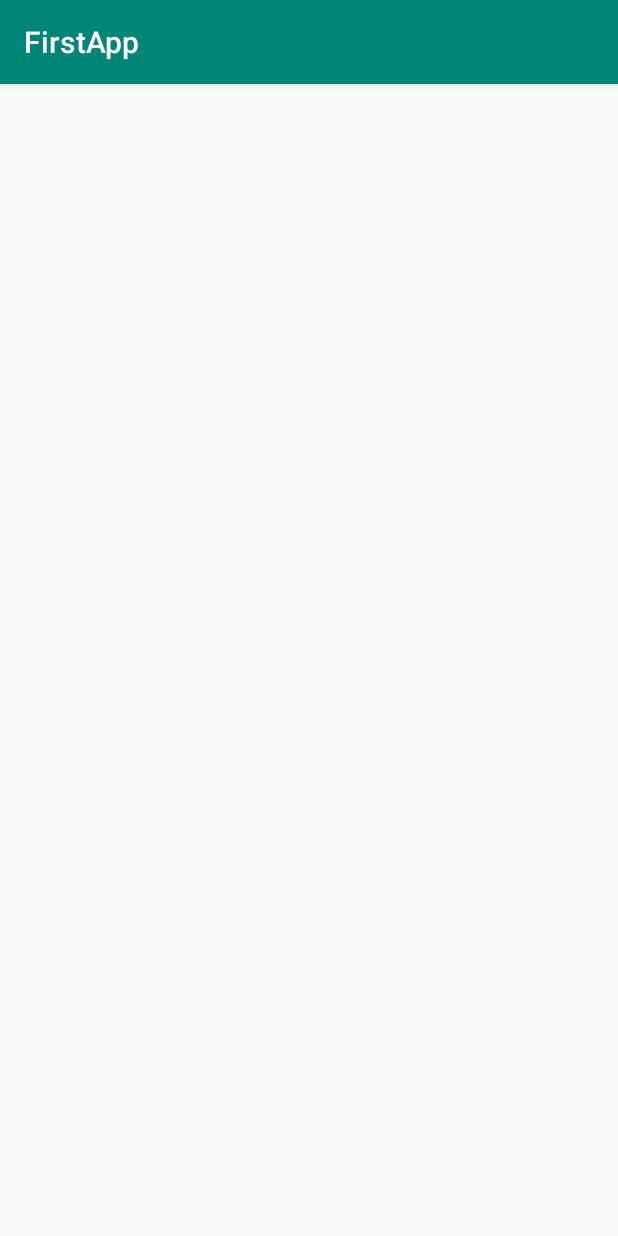
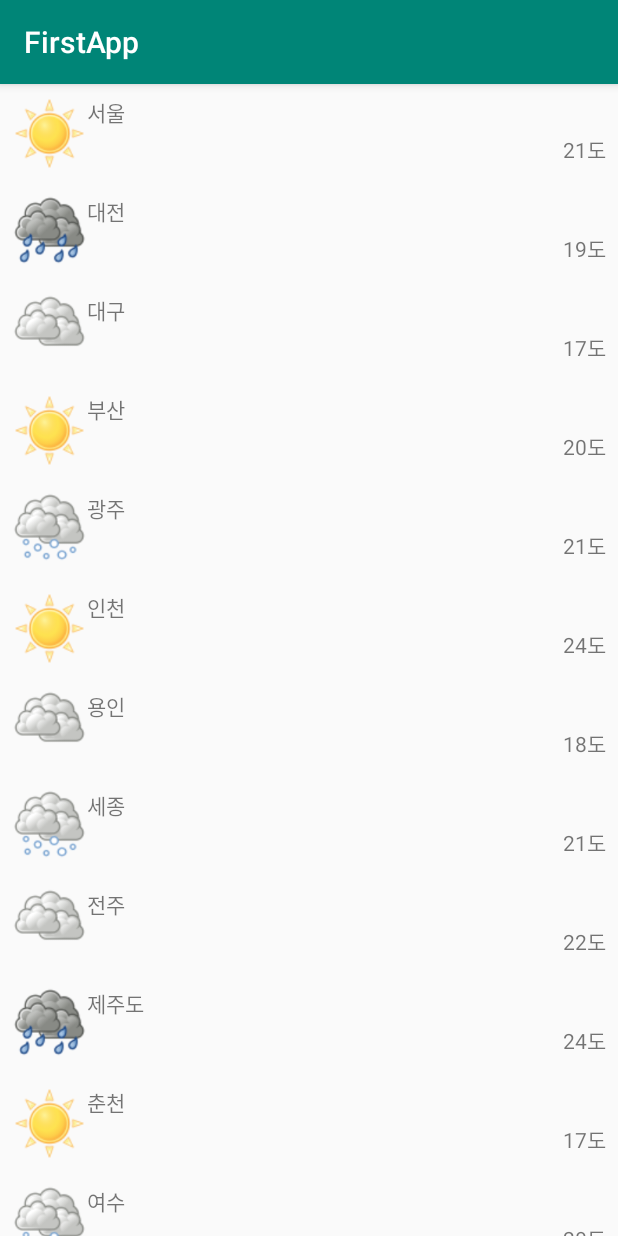
Before and after one commit to whdals0/FirstApp, an Android app: the ListViewActivity screen opened directly, with no data from a screen before it, on a phone screen of 412 x 824 dp. Run offline under Robolectric (Android 15) with nearby library versions, the phone set to English and light mode, and no system bars.

Commit message:
1. 4월 17일 리사이클러뷰 추가(with 주석)

```diff
--- a/app/src/main/java/com/roopre/firstapp/ListViewActivity.java
+++ b/app/src/main/java/com/roopre/firstapp/ListViewActivity.java
@@ -1,14 +1,53 @@
 package com.roopre.firstapp;
 
 import androidx.appcompat.app.AppCompatActivity;
+import androidx.recyclerview.widget.LinearLayoutManager;
+import androidx.recyclerview.widget.RecyclerView;
 
 import android.os.Bundle;
 
+import java.lang.reflect.Array;
+import java.util.ArrayList;
+
 public class ListViewActivity extends AppCompatActivity {
+
+
+    // RecyclerView 선언
+    RecyclerView rv;
+
+    // RecyclerView 용 Adapter 선언
+    WeatherAdapter mAdapter;
 
     @Override
     protected void onCreate(Bundle savedInstanceState) {
         super.onCreate(savedInstanceState);
         setContentView(R.layout.activity_list_view);
+
+        // RecyclerView 초기화
+        rv = findViewById(R.id.rv);
+
+        // 데이터 리스트 삽입
+        ArrayList<Weather> data = new ArrayList<>();
+        data.add(new Weather("서울", "21도", "맑음"));
+        data.add(new Weather("대전", "19도", "비"));
+        data.add(new Weather("대구", "17도", "흐림"));
+        data.add(new Weather("부산", "20도", "맑음"));
+        data.add(new Weather("광주", "21도", "눈"));
+        data.add(new Weather("인천", "24도", "맑음"));
+        data.add(new Weather("용인", "18도", "흐림"));
+        data.add(new Weather("세종", "21도", "눈"));
+        data.add(new Weather("전주", "22도", "흐림"));
+        data.add(new Weather("제주도", "24도", "비"));
+        data.add(new Weather("춘천", "17도", "맑음"));
+        data.add(new Weather("여수", "20도", "눈"));
+
+        // Adapter 초기화
+        WeatherAdapter mAdapter = new WeatherAdapter(data);
+
+        // RecyclerView 의 레이아웃 방향을 잡아주는 LinearLayoutManager 셋팅
+        rv.setLayoutManager(new LinearLayoutManager(this)) ;
+
+        // RecyclerView 에 Adapter 연결
+        rv.setAdapter(mAdapter);
     }
 }
--- /dev/null
+++ b/app/src/main/java/com/roopre/firstapp/Weather.java
@@ -0,0 +1,47 @@
+package com.roopre.firstapp;
+
+public class Weather {
+
+    private String city = "";
+    private String temp = "";
+    private String weather = "";
+
+    public Weather(String city, String temp, String weather) {
+        this.city = city;
+        this.temp = temp;
+        this.weather = weather;
+    }
+
+    public String getCity() {
+        return city;
+    }
+
+    public void setCity(String city) {
+        this.city = city;
+    }
+
+    public String getTemp() {
+        return temp;
+    }
+
+    public void setTemp(String temp) {
+        this.temp = temp;
+    }
+
+    public String getWeather() {
+        return weather;
+    }
+
+    public void setWeather(String weather) {
+        this.weather = weather;
+    }
+
+    @Override
+    public String toString() {
+        return "Weather{" +
+                "city='" + city + '\'' +
+                ", temp='" + temp + '\'' +
+                ", weather='" + weather + '\'' +
+                '}';
+    }
+}
--- /dev/null
+++ b/app/src/main/java/com/roopre/firstapp/WeatherAdapter.java
@@ -0,0 +1,86 @@
+package com.roopre.firstapp;
+
+import android.content.Context;
+import android.view.LayoutInflater;
+import android.view.View;
+import android.view.ViewGroup;
+import android.widget.BaseAdapter;
+import android.widget.ImageView;
+import android.widget.TextView;
+
+import java.lang.reflect.Array;
+import java.util.ArrayList;
+import java.util.HashMap;
+import java.util.Map;
+
+import androidx.annotation.NonNull;
+import androidx.recyclerview.widget.RecyclerView;
+
+public class WeatherAdapter extends RecyclerView.Adapter {
+
+    // 데이터 리스트
+    ArrayList<Weather> dataList = new ArrayList<>();
+
+    // 날씨 아이콘을 처리하기 위한 HashMap
+    private Map<String, Integer> mWeatherImageMap;
+
+    // 생성
+    public WeatherAdapter(ArrayList<Weather> list){
+        this.dataList = list;
+
+        mWeatherImageMap = new HashMap<>();
+        mWeatherImageMap.put("맑음", R.drawable.ic_sunny);
+        mWeatherImageMap.put("흐림", R.drawable.ic_cloudy);
+        mWeatherImageMap.put("눈", R.drawable.ic_snow);
+        mWeatherImageMap.put("비", R.drawable.ic_rain);
+    }
+
+    // ViewHolder 레이아웃에 연결
+    @NonNull
+    @Override
+    public RecyclerView.ViewHolder onCreateViewHolder(@NonNull ViewGroup parent, int viewType) {
+
+        LayoutInflater inflater = (LayoutInflater) parent.getContext().getSystemService(Context.LAYOUT_INFLATER_SERVICE);
+
+        View view = inflater.inflate(R.layout.item_weather, parent,false);
+        WeatherAdapter.CustomViewHolder cholder = new WeatherAdapter.CustomViewHolder(view);
+        return cholder;
+    }
+
+
+    // ViewHolder 에 데이터 연결하
+    @Override
+    public void onBindViewHolder(@NonNull RecyclerView.ViewHolder holder, int position) {
+
+        CustomViewHolder viewHolder = (CustomViewHolder) holder;
+
+        viewHolder.imageview.setImageResource(mWeatherImageMap.get(dataList.get(position).getWeather()));
+        viewHolder.city_tv.setText(dataList.get(position).getCity());
+        viewHolder.temp_tv.setText(dataList.get(position).getTemp());
+    }
+
+    @Override
+    public long getItemId(int i) {
+        return i;
+    }
+
+    @Override
+    public int getItemCount() {
+        return dataList.size();
+    }
+
+    // 사용할 ViewHolder 커스텀 하는 부분
+    private class CustomViewHolder extends RecyclerView.ViewHolder{
+
+        ImageView imageview;
+        TextView city_tv, temp_tv;
+
+        CustomViewHolder (View itemView){
+            super(itemView);
+            imageview = itemView.findViewById(R.id.imageview);
+            city_tv = itemView.findViewById(R.id.city_tv);
+            temp_tv = itemView.findViewById(R.id.temp_tv);
+        }
+
+    }
+}
--- /dev/null
+++ b/app/src/main/res/layout/item_weather.xml
@@ -0,0 +1,36 @@
+<?xml version="1.0" encoding="utf-8"?>
+<LinearLayout xmlns:android="http://schemas.android.com/apk/res/android"
+    android:orientation="horizontal"
+    android:layout_width="match_parent"
+    android:layout_height="wrap_content"
+    android:padding="8dp">
+
+    <ImageView
+        android:id="@+id/imageview"
+        android:layout_width="50dp"
+        android:layout_height="50dp"
+        android:src="@mipmap/ic_launcher"
+        />
+    <LinearLayout
+        android:layout_width="match_parent"
+        android:layout_height="match_parent"
+        android:orientation="vertical"
+        >
+        <TextView
+            android:id="@+id/city_tv"
+            android:layout_width="match_parent"
+            android:layout_height="0dp"
+            android:layout_weight="1"
+            android:text="광주광역시"
+            />
+        <TextView
+            android:id="@+id/temp_tv"
+            android:layout_width="match_parent"
+            android:layout_height="0dp"
+            android:layout_weight="1"
+            android:gravity="right"
+            android:text="14도"
+            />
+
+    </LinearLayout>
+</LinearLayout>
```
Also changed, not shown: app/src/main/res/drawable/ic_cloudy.png (added), app/src/main/res/drawable/ic_rain.png (added), app/src/main/res/drawable/ic_snow.png (added), app/src/main/res/drawable/ic_sunny.png (added).
